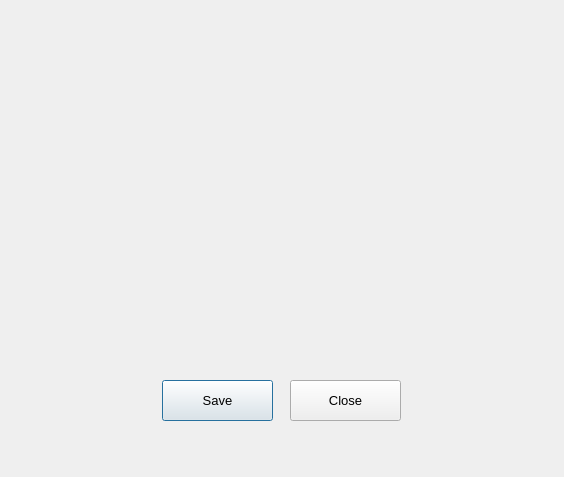
This is SPCK/Gui/AddNewUnit.ui in trongphuc1/TL-C4K-PTI01- as Qt 5 draws it before an edit. The edited form follows.
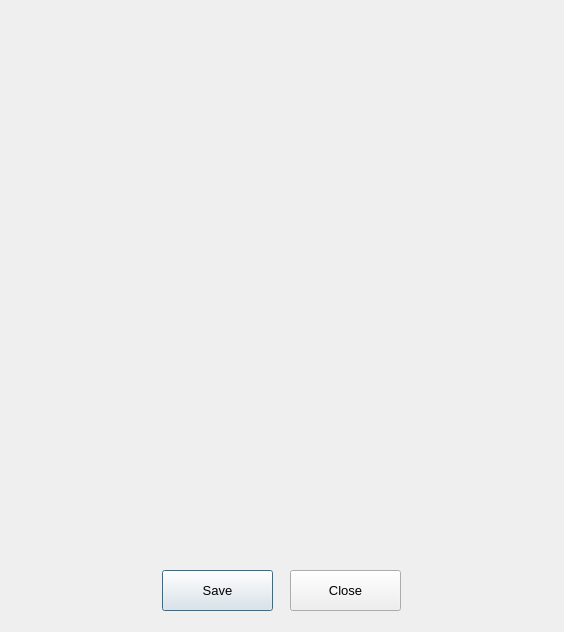
This is the edited form.

The edit to the form file:
```diff
--- a/SPCK/Gui/AddNewUnit.ui
+++ b/SPCK/Gui/AddNewUnit.ui
@@ -7,7 +7,7 @@
     <x>0</x>
     <y>0</y>
     <width>564</width>
-    <height>477</height>
+    <height>632</height>
    </rect>
   </property>
   <property name="windowTitle">
@@ -17,7 +17,7 @@
    <property name="geometry">
     <rect>
      <x>162</x>
-     <y>380</y>
+     <y>570</y>
      <width>111</width>
      <height>41</height>
     </rect>
@@ -35,7 +35,7 @@
    <property name="geometry">
     <rect>
      <x>290</x>
-     <y>380</y>
+     <y>570</y>
      <width>111</width>
      <height>41</height>
     </rect>
```
